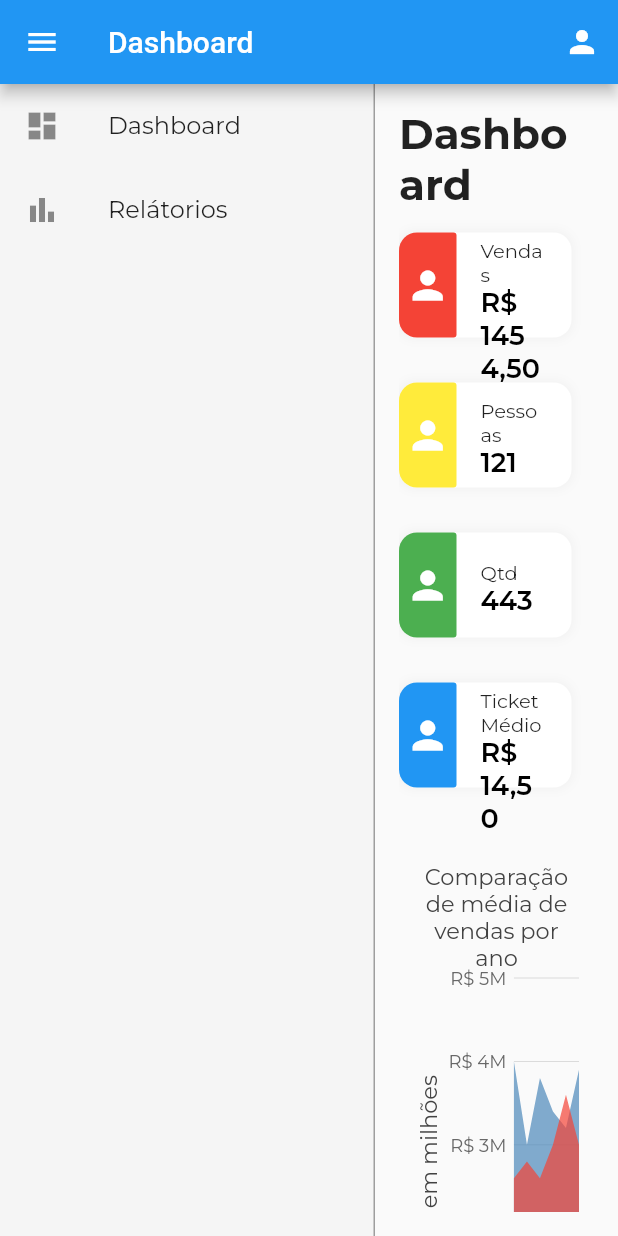
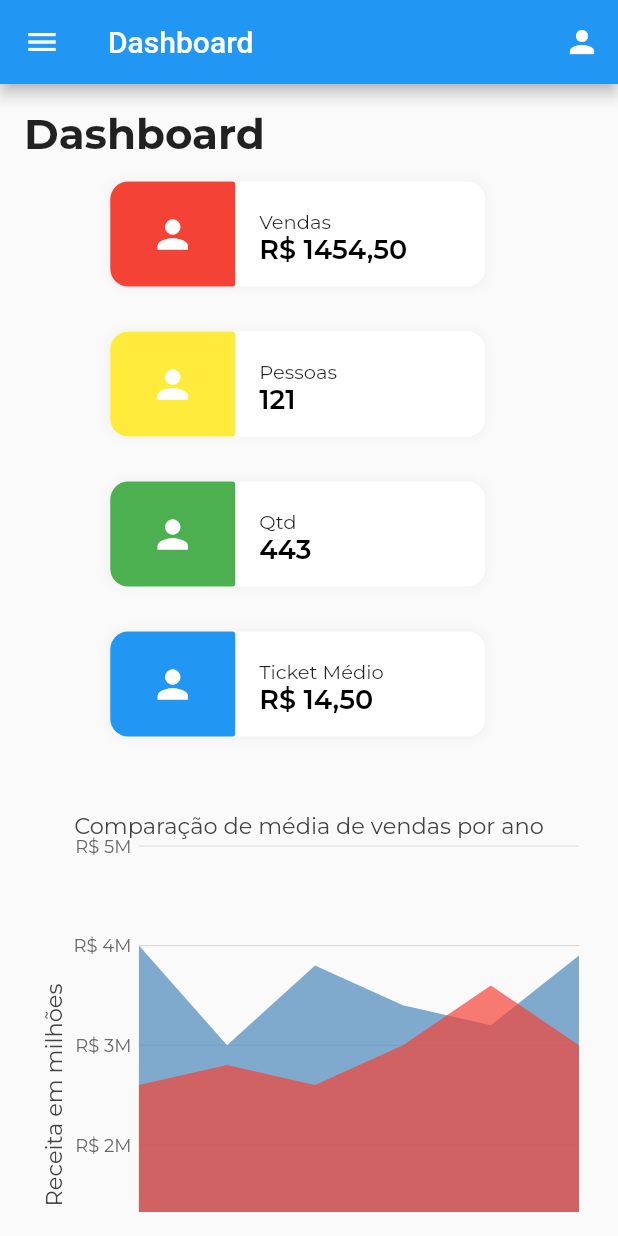
Before and after one commit to Noninus/admin_dash, a Flutter app: the DashboardPage screen opened by its route, on a phone screen of 412 x 824 dp. Run offline on Flutter 3.47's test engine with Material 2 defaults, Android fonts, the phone set to English and light mode, and no system bars; our stand-ins replace another_flushbar, flutter_mobx, flutter_modular, google_fonts, mobx, syncfusion_flutter_charts; generated files the repository leaves out were written again.

Commit message:
Correções de navbar no wpa

```diff
--- a/lib/app/modules/dashboard/dashboard_page.dart
+++ b/lib/app/modules/dashboard/dashboard_page.dart
@@ -55,7 +55,6 @@ class _DashboardPageState
         ),
         LayoutBuilder(
           builder: (BuildContext context, BoxConstraints constraints) {
-            print(constraints.minWidth);
             if (constraints.minWidth > 750) {
               return Row(
                 children: [
--- a/lib/app/modules/home/components/navbar.dart
+++ b/lib/app/modules/home/components/navbar.dart
@@ -1,16 +1,7 @@
-import 'package:admin_dash/app/modules/home/home_controller.dart';
 import 'package:flutter/material.dart';
 import 'package:flutter_modular/flutter_modular.dart';
 
-class Navbar extends StatefulWidget {
-  final HomeController controller;
-
-  const Navbar({Key? key, required this.controller}) : super(key: key);
-  @override
-  _NavbarState createState() => _NavbarState();
-}
-
-class _NavbarState extends State<Navbar> {
+class Navbar extends StatelessWidget {
   @override
   Widget build(BuildContext context) {
     return Container(
@@ -27,7 +18,6 @@ class _NavbarState extends State<Navbar> {
               onTap: () {
                 const dashboardPath = "/home/dashboard";
                 Modular.to.pushReplacementNamed(dashboardPath);
-                widget.controller.changeIsNavbar();
               },
             ),
             ListTile(
@@ -36,7 +26,6 @@ class _NavbarState extends State<Navbar> {
               onTap: () {
                 const relatoriosPath = "/home/relatorios";
                 Modular.to.pushReplacementNamed(relatoriosPath);
-                widget.controller.changeIsNavbar();
               },
             )
           ],
--- a/lib/app/modules/home/home_controller.dart
+++ b/lib/app/modules/home/home_controller.dart
@@ -1,4 +1,3 @@
-import 'dart:ui';
 import 'package:mobx/mobx.dart';
 import 'package:flutter_modular/flutter_modular.dart';
 
@@ -8,11 +7,6 @@ part 'home_controller.g.dart';
 class HomeController = _HomeControllerBase with _$HomeController;
 
 abstract class _HomeControllerBase with Store {
-  _HomeControllerBase() {
-    if (window.physicalSize.width < 750) {
-      changeIsNavbar();
-    }
-  }
   @observable
   bool isNavbar = true;
 
--- a/lib/app/modules/home/my_scaffold.dart
+++ b/lib/app/modules/home/my_scaffold.dart
@@ -1,5 +1,7 @@
+import 'package:admin_dash/app/app_controller.dart';
 import 'package:admin_dash/app/modules/home/components/navbar.dart';
 import 'package:flutter/material.dart';
+import 'package:flutter/scheduler.dart';
 import 'package:flutter_mobx/flutter_mobx.dart';
 import 'package:flutter_modular/flutter_modular.dart';
 import 'home_controller.dart';
@@ -16,9 +18,15 @@ class MyScaffold extends StatefulWidget {
 
 class _MyScaffoldState extends ModularState<MyScaffold, HomeController> {
   //use 'controller' variable to access controller
-
   @override
   Widget build(BuildContext context) {
+    final width = MediaQuery.of(context).size.width;
+
+    if (width < 750 && controller.isNavbar) {
+      SchedulerBinding.instance!.addPostFrameCallback((_) {
+        controller.changeIsNavbar();
+      });
+    }
     return Scaffold(
       appBar: AppBar(
         title: Text(widget.title),
@@ -36,7 +44,7 @@ class _MyScaffoldState extends ModularState<MyScaffold, HomeController> {
         children: [
           Observer(builder: (_) {
             if (controller.isNavbar) {
-              return Navbar(controller: controller);
+              return Navbar();
             } else {
               return Container();
             }
```
